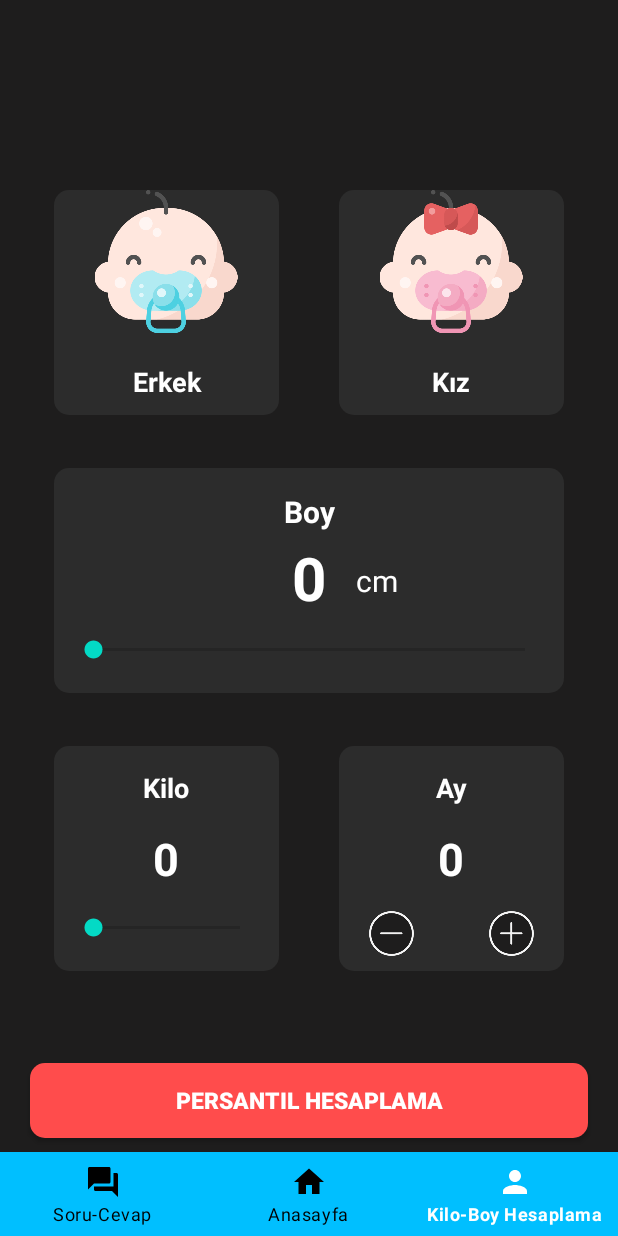
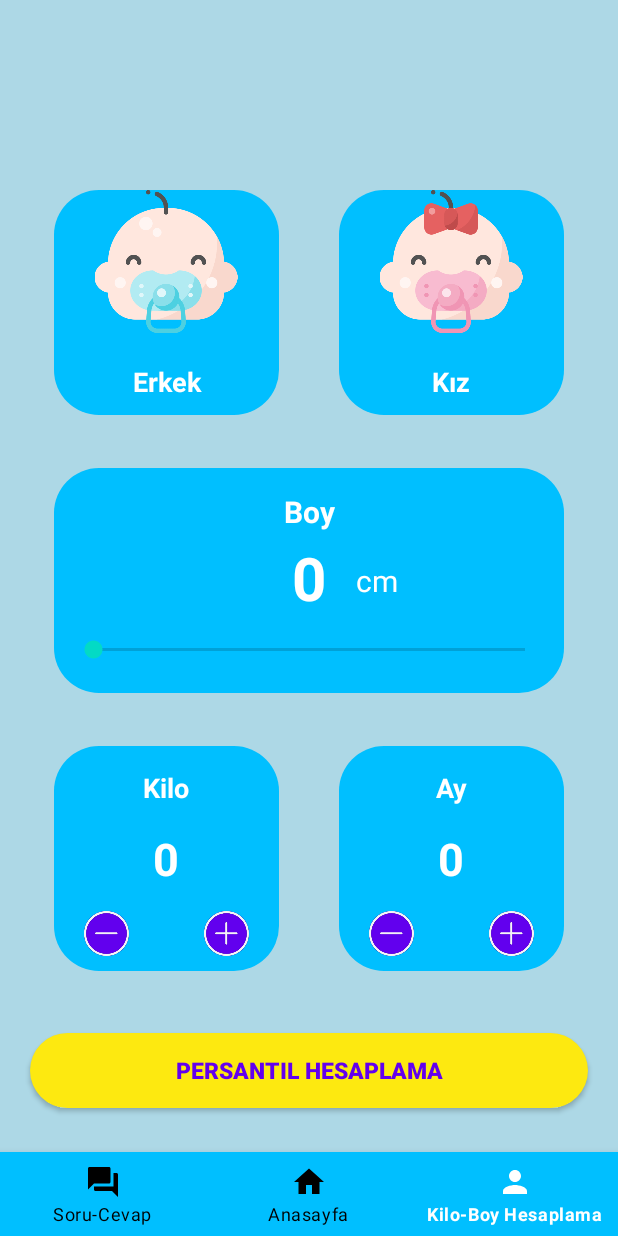
Before and after one commit to tunclberkay/androidappbaby, an Android app: the Dashbourd2 screen opened directly, with no data from a screen before it, on a phone screen of 412 x 824 dp. Run offline under Robolectric (Android 15) with nearby library versions, the phone set to English and light mode, and no system bars.

Commit message:
ay kilo boy hesaplama alt yapı

```diff
--- a/app/src/main/java/com/example/dralpclass/Dashbourd2.java
+++ b/app/src/main/java/com/example/dralpclass/Dashbourd2.java
@@ -16,25 +16,27 @@ import android.widget.Toast;
 
 import com.google.android.material.bottomnavigation.BottomNavigationView;
 
+import java.text.DecimalFormat;
+
 public class Dashbourd2 extends AppCompatActivity {
 
 
     TextView mcurrentheight;
     TextView mcurrentage,mcurrentweight;
     ImageView mincrementage,mincrementweight,mdecrementweight,mdecremantage;
-    SeekBar mseekbarforheight,mseekbarforweight;
+    SeekBar mseekbarforheight;
     RelativeLayout mmale,mfemale;
 
 
 
-    int intweight=55;
+    double intweight=1.0;
     int intage=0;
     int currentprogress;
     String maxvalue="12";
     String mintprogress="0";
     String typeofuser="0";
     String weight2="0";
-    String age2="1";
+    String age2="0";
 
 
 
@@ -49,10 +51,10 @@ public class Dashbourd2 extends AppCompatActivity {
         mcurrentheight=findViewById(R.id.currentheight);
         mincrementage=findViewById(R.id.incrementage);
         mdecremantage=findViewById(R.id.decrementage);
-       // mincrementweight=findViewById(R.id.incrementweight);
-      //  mdecrementweight=findViewById(R.id.decrementweight);
+        mincrementweight=findViewById(R.id.incrementweight);
+        mdecrementweight=findViewById(R.id.decrementweight);
         mseekbarforheight=findViewById(R.id.seekbarforheight);
-        mseekbarforweight=findViewById(R.id.seekbarforweight);
+
         mmale=findViewById(R.id.male);
         mfemale=findViewById(R.id.female);
 
@@ -77,7 +79,7 @@ public class Dashbourd2 extends AppCompatActivity {
         });
 
 
-        mseekbarforheight.setMax(150);
+        mseekbarforheight.setMax(100);
         mseekbarforheight.setProgress(0);
         mseekbarforheight.setOnSeekBarChangeListener(new SeekBar.OnSeekBarChangeListener() {
             @Override
@@ -100,26 +102,21 @@ public class Dashbourd2 extends AppCompatActivity {
             }
         });
 
-        mseekbarforweight.setMax(100);
-        mseekbarforweight.setProgress(0);
-        mseekbarforweight.setOnSeekBarChangeListener(new SeekBar.OnSeekBarChangeListener() {
+        mincrementweight.setOnClickListener(new View.OnClickListener() {
             @Override
-            public void onProgressChanged(SeekBar seekBar, int progress, boolean fromUser) {
-                currentprogress=progress;
-                weight2=String.valueOf(currentprogress);
+            public void onClick(View view) {
+                intweight=intweight+0.1;
+                weight2=String.format("%.2f",intweight);
                 mcurrentweight.setText(weight2);
+            }
+        });
 
-
-            }
-
+        mdecrementweight.setOnClickListener(new View.OnClickListener() {
             @Override
-            public void onStartTrackingTouch(SeekBar seekBar) {
-
-            }
-
-            @Override
-            public void onStopTrackingTouch(SeekBar seekBar) {
-
+            public void onClick(View view) {
+                intweight=intweight-0.1;
+                weight2=String.format("%.2f",intweight);
+                mcurrentweight.setText(weight2);
             }
         });
 
@@ -128,6 +125,7 @@ public class Dashbourd2 extends AppCompatActivity {
         mincrementage.setOnClickListener(new View.OnClickListener() {
             @Override
             public void onClick(View view) {
+
                 intage=intage+1;
                 age2=String.valueOf(intage);
                 mcurrentage.setText(age2);
@@ -205,9 +203,15 @@ public class Dashbourd2 extends AppCompatActivity {
     public void button8(View view){
 
         double toplam;
+        boolean a1,a2,a3,a4;
 
         double boy= Double.parseDouble(mintprogress);
         double kilo= Double.parseDouble(weight2);
+        double ay= Double.parseDouble(age2);
+
+        a1 = (boy<48.7 && kilo<3.1 && ay==1);
+        a2 = ((boy>48.8 && boy<52.4) && (kilo>3.2 && kilo<3.8) && ay==2);
+
 
         toplam = kilo + boy ;
 
@@ -222,22 +226,29 @@ public class Dashbourd2 extends AppCompatActivity {
         {
             Toast.makeText(getApplicationContext(),"Boyunu Giriniz",Toast.LENGTH_SHORT).show();
         }
+        else if(intweight==1.0 || intweight <1.0)
+        {
+            Toast.makeText(getApplicationContext(),"Kilosunu Giriniz",Toast.LENGTH_SHORT).show();
+        }
         else if(intage==0 || intage <0)
         {
             Toast.makeText(getApplicationContext(),"Kaç aylık olduğunu giriniz",Toast.LENGTH_SHORT).show();
         }
-        else if(weight2.equals("0"))
-        {
-            Toast.makeText(getApplicationContext(),"Kilosunu Giriniz",Toast.LENGTH_SHORT).show();
-        }
 
-        else if(boy>1 && boy<20) {
+        else if(a1) {
 
             Intent ıntent = new Intent(getApplicationContext(), ay8beslenme.class);
             startActivity(ıntent);
 
         }
-        else if(boy>20 && boy<40){
+        else if(a2) {
+
+            Intent ıntent = new Intent(getApplicationContext(), ay7asi.class);
+            startActivity(ıntent);
+
+        }
+
+       /* else if(boy>20 && boy<40){
 
             Intent ıntent = new Intent(getApplicationContext(), ay9oyuncak.class);
             startActivity(ıntent);
@@ -249,7 +260,7 @@ public class Dashbourd2 extends AppCompatActivity {
 
         }
 
-
+*/
 
 
 
--- a/app/src/main/res/drawable/malefemalefocus.xml
+++ b/app/src/main/res/drawable/malefemalefocus.xml
@@ -1,7 +1,7 @@
 <?xml version="1.0" encoding="utf-8"?>
 <shape xmlns:android="http://schemas.android.com/apk/res/android" android:shape="rectangle">
 
-    <solid android:color="#474646">
+    <solid android:color="@color/blue">
 
     </solid>
 
--- a/app/src/main/res/drawable/malefemalenotfocus.xml
+++ b/app/src/main/res/drawable/malefemalenotfocus.xml
@@ -1,7 +1,7 @@
 <?xml version="1.0" encoding="utf-8"?>
 <shape xmlns:android="http://schemas.android.com/apk/res/android" android:shape="rectangle">
 
-    <solid android:color="#2C2C2C">
+    <solid android:color="#b0e0e6">
 
     </solid>
 
--- /dev/null
+++ b/app/src/main/res/drawable/oval.xml
@@ -0,0 +1,10 @@
+<?xml version="1.0" encoding="utf-8"?>
+<shape xmlns:android="http://schemas.android.com/apk/res/android">
+
+    <solid android:color="@color/blue">
+
+    </solid>
+
+    <corners android:radius="30dp"></corners>
+
+</shape>
--- a/app/src/main/res/drawable/plusminus.xml
+++ b/app/src/main/res/drawable/plusminus.xml
@@ -1,7 +1,7 @@
 <?xml version="1.0" encoding="utf-8"?>
 <shape xmlns:android="http://schemas.android.com/apk/res/android" android:shape="rectangle">
 
-    <solid android:color="#1E1D1D">
+    <solid android:color="#6200ee">
 
     </solid>
 
--- a/app/src/main/res/layout/activity_dashbourd2.xml
+++ b/app/src/main/res/layout/activity_dashbourd2.xml
@@ -4,7 +4,7 @@
     xmlns:tools="http://schemas.android.com/tools"
     android:layout_width="match_parent"
     android:layout_height="match_parent"
-    android:background="#1e1d1d"
+    android:background="#add8e6"
     tools:context=".Dashbourd">
 
 
@@ -15,12 +15,13 @@
         android:id="@+id/centerhorizantaline" />
 
     <RelativeLayout
+        android:id="@+id/centerverticalline"
         android:layout_width="wrap_content"
         android:layout_height="match_parent"
-        android:layout_centerHorizontal="true"
-        android:id="@+id/centerverticalline" />
+        android:layout_centerHorizontal="true" />
 
     <RelativeLayout
+        android:id="@+id/male"
         android:layout_width="150dp"
         android:layout_height="150dp"
         android:layout_above="@id/heightlayout"
@@ -28,8 +29,7 @@
         android:layout_marginRight="20dp"
         android:layout_marginBottom="35dp"
         android:layout_toStartOf="@id/centerverticalline"
-        android:background="@drawable/malefemalenotfocus"
-        android:id="@+id/male">
+        android:background="@drawable/oval">
 
         <ImageView
             android:layout_width="170px"
@@ -60,6 +60,7 @@
 
 
     <RelativeLayout
+        android:id="@+id/female"
         android:layout_width="150dp"
         android:layout_height="150dp"
         android:layout_above="@id/heightlayout"
@@ -67,8 +68,7 @@
         android:layout_marginRight="20dp"
         android:layout_marginBottom="35dp"
         android:layout_toEndOf="@id/centerverticalline"
-        android:background="@drawable/malefemalenotfocus"
-        android:id="@+id/female">
+        android:background="@drawable/oval">
 
 
         <ImageView
@@ -109,7 +109,7 @@
         android:layout_marginRight="20dp"
         android:layout_marginBottom="20dp"
         android:layout_toStartOf="@id/centerverticalline"
-        android:background="@drawable/cardbackgroung">
+        android:background="@drawable/oval">
 
 
         <TextView
@@ -138,17 +138,44 @@
 
         </TextView>
 
-        <SeekBar
-            android:id="@+id/seekbarforweight"
-            android:layout_width="match_parent"
+        <RelativeLayout
+            android:layout_width="wrap_content"
             android:layout_height="wrap_content"
             android:layout_alignParentBottom="true"
-            android:layout_marginLeft="10dp"
-            android:layout_marginRight="10dp"
-            android:layout_marginBottom="20dp"
-            android:progressTint="#FF4c4c">
+            android:layout_marginStart="20dp"
+            android:layout_marginBottom="10dp"
+            android:background="@drawable/plusminus">
 
-        </SeekBar>
+            <ImageView
+                android:id="@+id/decrementweight"
+                android:layout_width="30dp"
+                android:layout_height="30dp"
+                android:src="@drawable/minus">
+
+            </ImageView>
+
+
+        </RelativeLayout>
+
+        <RelativeLayout
+            android:layout_width="wrap_content"
+            android:layout_height="wrap_content"
+            android:layout_alignParentEnd="true"
+            android:layout_alignParentBottom="true"
+            android:layout_marginEnd="20dp"
+            android:layout_marginBottom="10dp"
+            android:background="@drawable/plusminus">
+
+            <ImageView
+                android:id="@+id/incrementweight"
+                android:layout_width="30dp"
+                android:layout_height="30dp"
+                android:src="@drawable/add">
+
+            </ImageView>
+
+
+        </RelativeLayout>
 
 
     </RelativeLayout>
@@ -164,7 +191,7 @@
         android:layout_marginRight="20dp"
         android:layout_marginBottom="20dp"
         android:layout_toEndOf="@id/centerverticalline"
-        android:background="@drawable/cardbackgroung">
+        android:background="@drawable/oval">
 
 
         <TextView
@@ -233,10 +260,6 @@
         </RelativeLayout>
 
 
-
-
-
-
     </RelativeLayout>
 
 
@@ -249,7 +272,7 @@
         android:layout_marginLeft="25dp"
         android:layout_marginRight="25dp"
         android:layout_marginBottom="-50dp"
-        android:background="@drawable/cardbackgroung">
+        android:background="@drawable/oval">
 
 
         <TextView
@@ -309,19 +332,20 @@
 
 
     <android.widget.Button
+        android:id="@+id/calculatebmi"
         android:layout_width="match_parent"
         android:layout_height="50dp"
-        android:id="@+id/calculatebmi"
         android:layout_alignParentBottom="true"
-        android:onClick="button8"
-        android:textSize="15sp"
-        android:layout_marginBottom="65dp"
-        android:text="Persantil Hesaplama"
-        android:textColor="@color/white"
         android:layout_marginLeft="20dp"
         android:layout_marginRight="20dp"
-        android:background="@drawable/buttonbackground"
-        android:textStyle="bold" />
+        android:layout_marginBottom="85dp"
+        android:background="@drawable/kutu2"
+        android:onClick="button8"
+        android:text="Persantil Hesaplama"
+        android:textColor="#6200ee"
+        android:textSize="15sp"
+        android:textStyle="bold"
+        tools:ignore="OnClick" />
 
 
     <com.google.android.material.bottomnavigation.BottomNavigationView
```
